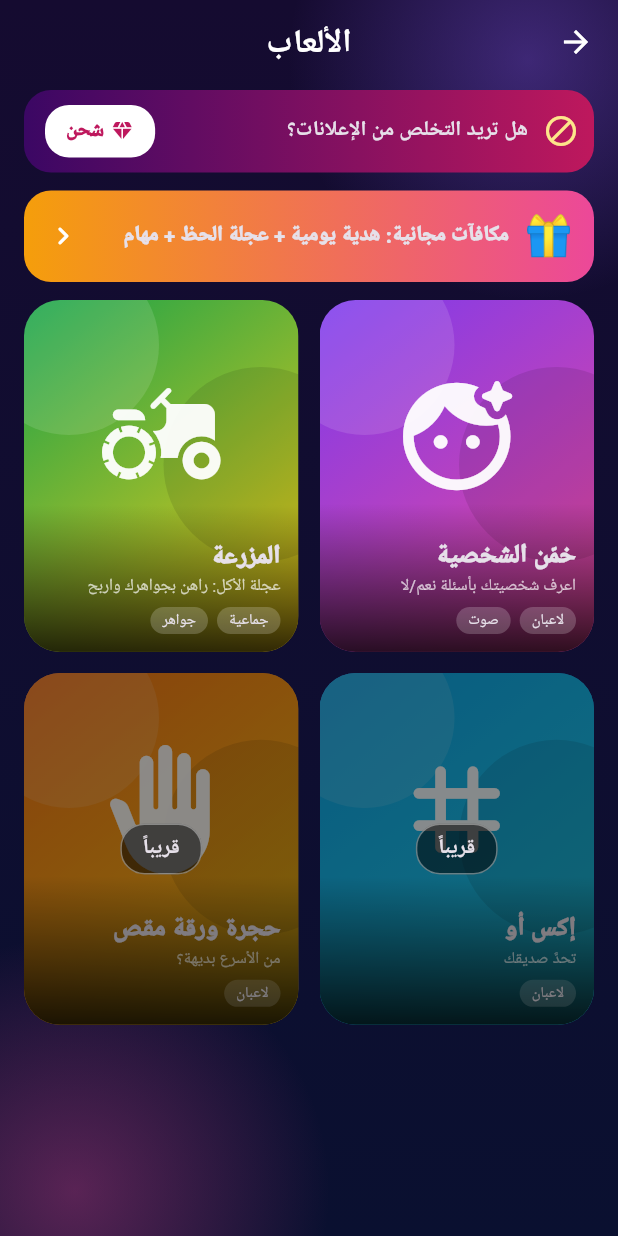
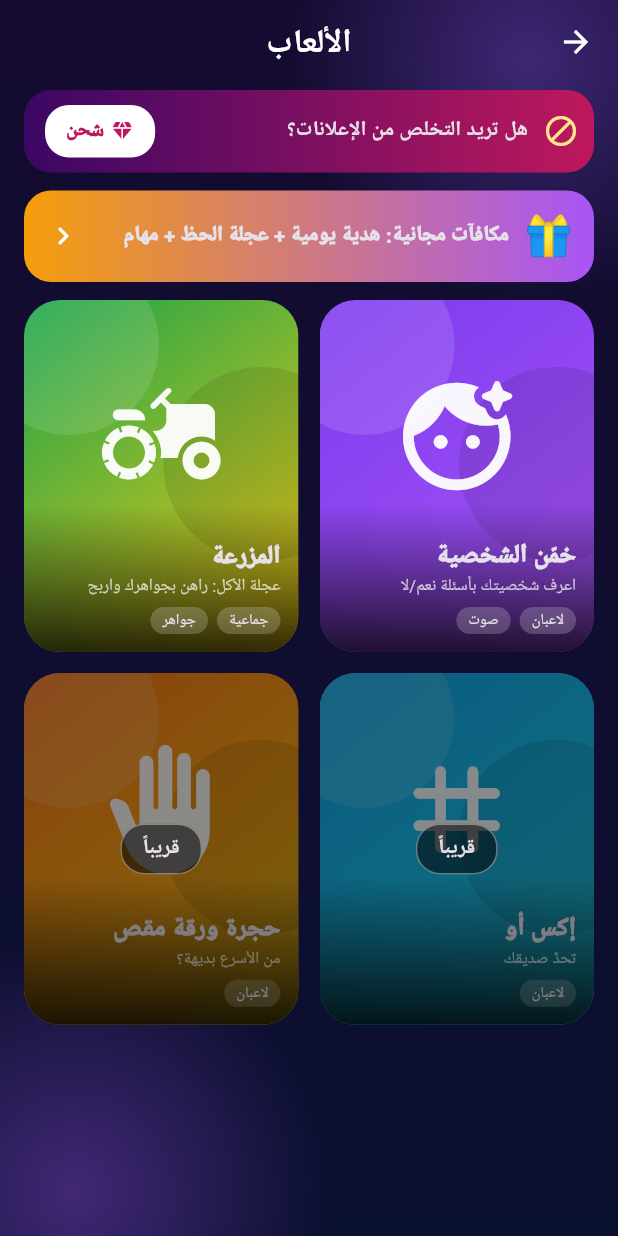
Before and after one commit to hfhcjdodug-del/khamin-voice, a Flutter app: the GamesTab screen opened directly, on a phone screen of 412 x 824 dp. Run offline on Flutter 3.47's test engine with Material 3 defaults, Android fonts, the phone set to English and light mode, and no system bars; our stand-ins replace audioplayers, file_picker, firebase_core, firebase_messaging, google_fonts, google_mobile_ads and 6 more; missing offline and left inert: livekit_client; accounts and stored records are empty; network calls fail; Roboto replaces fonts that are missing (Cairo).

Commit message:
Pin shared_preferences_android (fixes startup/sign-in NoSuchMethodError); unify accent to purple
Co-Authored-By: Claude Sonnet 5.5 <noreply@anthropic.com>
Claude-Session: https://claude.ai/code/session_018rgcUF63v1ivK9ocyDytep

```diff
--- a/lib/level.dart
+++ b/lib/level.dart
@@ -42,11 +42,11 @@ final achievements = <Achv>[
   Achv('presence', 'صاحب حضور قوي', '25 زيارة لملفك', Icons.local_fire_department_rounded,
       const [Color(0xFFFB923C), Color(0xFFEF4444)], (p) => _n(p, 'visits') >= 25),
   Achv('fans', 'فائق التفاعل', '10 متابعين', Icons.star_rounded,
-      const [Color(0xFFA78BFA), Color(0xFFEC4899)], (p) => _n(p, 'followers') >= 10),
+      const [Color(0xFFA78BFA), Color(0xFFA855F7)], (p) => _n(p, 'followers') >= 10),
   Achv('active', 'عضو نشط', 'وصل المستوى 3', Icons.bolt_rounded,
       const [Color(0xFF34D399), Color(0xFF0EA5E9)], (p) => levelOf(_n(p, 'xp')) >= 3),
   Achv('friend', 'صديق الجميع', 'تابع 10 أشخاص', Icons.favorite_rounded,
-      const [Color(0xFFEC4899), Color(0xFF8B5CF6)], (p) => _n(p, 'following') >= 10),
+      const [Color(0xFFA855F7), Color(0xFF8B5CF6)], (p) => _n(p, 'following') >= 10),
   Achv('player', 'لاعب محترف', 'العب 10 مباريات', Icons.sports_esports_rounded,
       const [Color(0xFF6366F1), Color(0xFF22D3EE)], (p) => _n(p, 'games_count') >= 10),
   Achv('king', 'ملك التفاعل', 'وصل المستوى 10', Icons.emoji_events_rounded,
--- a/lib/screens/games_tab.dart
+++ b/lib/screens/games_tab.dart
@@ -31,7 +31,7 @@ const _games = [
     'خمّن الشخصية',
     'اعرف شخصيتك بأسئلة نعم/لا',
     Icons.face_retouching_natural_rounded,
-    [Color(0xFF7C3AED), Color(0xFFEC4899)],
+    [Color(0xFF7C3AED), Color(0xFFA855F7)],
     ['لاعبان', 'صوت'],
     ready: true,
   ),
@@ -181,7 +181,7 @@ class _GamesTabState extends State<GamesTab> {
               child: Container(
                 padding: const EdgeInsets.symmetric(horizontal: 14, vertical: 12),
                 decoration: BoxDecoration(
-                  gradient: const LinearGradient(colors: [Color(0xFFF59E0B), Color(0xFFEC4899)]),
+                  gradient: const LinearGradient(colors: [Color(0xFFF59E0B), Color(0xFFA855F7)]),
                   borderRadius: BorderRadius.circular(18),
                 ),
                 child: Row(children: const [
--- a/lib/screens/profile_screen.dart
+++ b/lib/screens/profile_screen.dart
@@ -1058,7 +1058,7 @@ class _ProfileScreenState extends State<ProfileScreen> {
         boxShadow: [BoxShadow(color: Color(0x1A000000), blurRadius: 16, offset: Offset(0, -2))],
       ),
       child: Row(crossAxisAlignment: CrossAxisAlignment.end, children: [
-        _bbItem(Icons.ios_share_rounded, const [Color(0xFFFF8A5B), Color(0xFFFF4F9A)], 'مشاركة', () => _share(p)),
+        _bbItem(Icons.ios_share_rounded, const [Color(0xFFFF8A5B), Color(0xFFA855F7)], 'مشاركة', () => _share(p)),
         _bbItem(Icons.home_rounded, const [Color(0xFF8B5CF6), Color(0xFFB07CFF)], 'غرفة', () {
           if (_live != null) {
             openRoom(context, _live!);
--- a/lib/screens/rewards_screen.dart
+++ b/lib/screens/rewards_screen.dart
@@ -309,7 +309,7 @@ class _WheelPainter extends CustomPainter {
     0: [Color(0xFF334155), Color(0xFF1E293B)],
     5: [Color(0xFF7C3AED), Color(0xFF5B21B6)],
     10: [Color(0xFF06B6D4), Color(0xFF0E7490)],
-    20: [Color(0xFFEC4899), Color(0xFFBE185D)],
+    20: [Color(0xFFA855F7), Color(0xFFBE185D)],
     100: [Color(0xFFFBBF24), Color(0xFFD97706)],
   };
 
@@ -333,7 +333,7 @@ class _WheelPainter extends CustomPainter {
     final R = size.width / 2;
     // الإطار الذهبي
     canvas.drawCircle(c, R, Paint()..shader = const SweepGradient(colors: [Color(0xFFFDE68A), Color(0xFFF59E0B), Color(0xFFFDE68A), Color(0xFFB45309), Color(0xFFFDE68A)]).createShader(Rect.fromCircle(center: c, radius: R)));
-    canvas.drawCircle(c, R, Paint()..color = const Color(0xFFEC4899).withValues(alpha: 0.0));
+    canvas.drawCircle(c, R, Paint()..color = const Color(0xFFA855F7).withValues(alpha: 0.0));
     final r = R - 14;
     if (segs.isEmpty) return;
     final n = segs.length;
--- a/lib/screens/room_screen.dart
+++ b/lib/screens/room_screen.dart
@@ -333,7 +333,7 @@ class _RoomScreenState extends State<RoomScreen> {
     final colors = tier == 3
         ? const [Color(0xFFFDE047), Color(0xFFF97316), Color(0xFFDC2626)]
         : tier == 2
-            ? const [Color(0xFFA855F7), Color(0xFFEC4899)]
+            ? const [Color(0xFFA855F7), Color(0xFFA855F7)]
             : const [Color(0xFF0EA5E9), Color(0xFF6366F1)];
     return Positioned(
       top: 0,
--- a/lib/theme.dart
+++ b/lib/theme.dart
@@ -4,7 +4,7 @@ class C {
   static const bg1 = Color(0xFF150B30);
   static const bg2 = Color(0xFF0A1030);
   static const violet = Color(0xFF8B5CF6);
-  static const pink = Color(0xFFEC4899);
+  static const pink = Color(0xFFA855F7);
   static const cyan = Color(0xFF22D3EE);
   static const green = Color(0xFF34D399);
   static const orange = Color(0xFFFB923C);
--- a/pubspec.yaml
+++ b/pubspec.yaml
@@ -25,6 +25,10 @@ dependencies:
   google_mobile_ads: ^5.3.0
   lottie: ^3.1.2
 
+dependency_overrides:
+  shared_preferences: 2.3.5
+  shared_preferences_android: 2.3.4
+
 dev_dependencies:
   flutter_test:
     sdk: flutter
```
